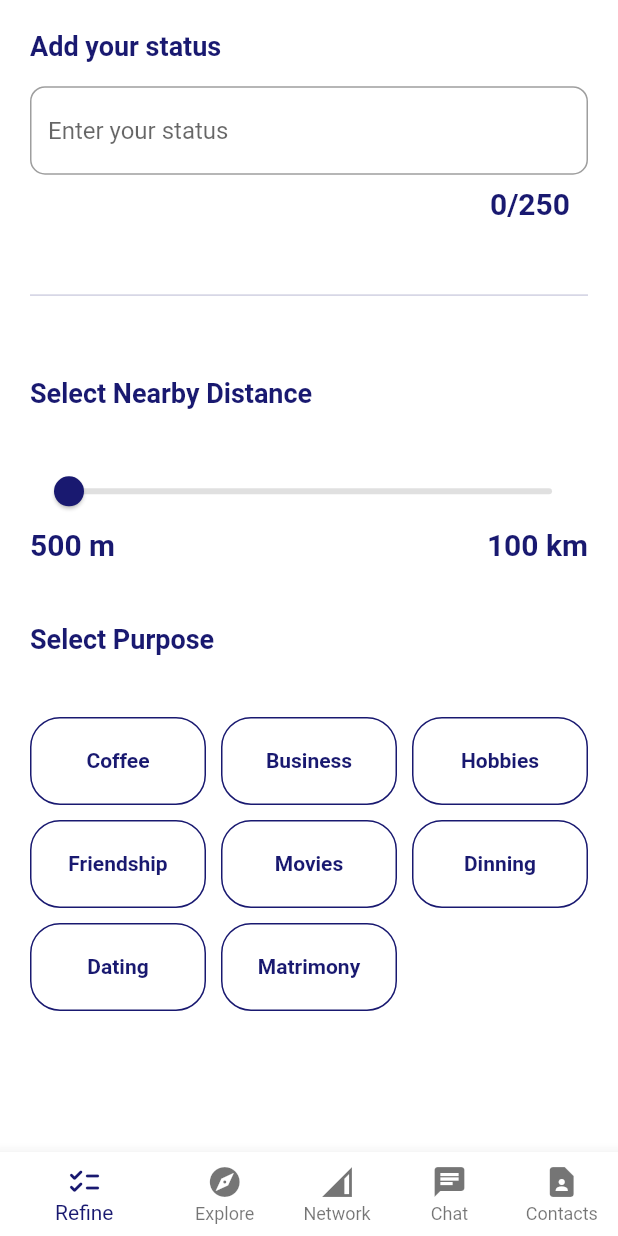
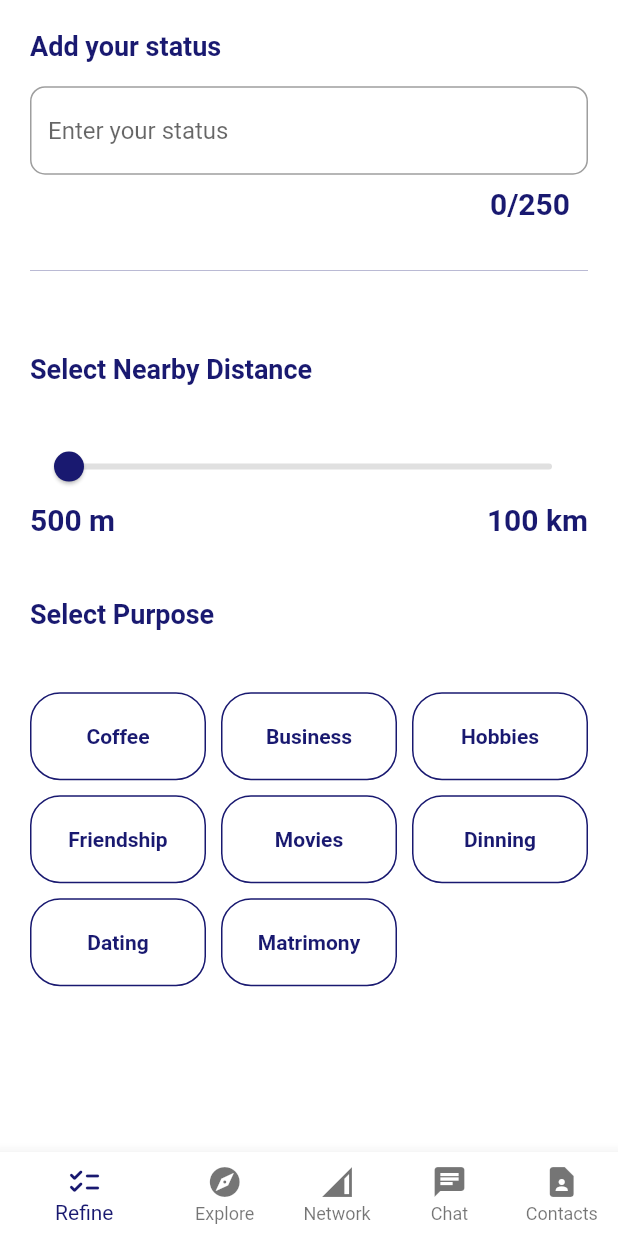
Before and after one commit to AhmedMohammedSoliman/task_ui, a Flutter app: the screen it shows after launch, on a phone screen of 412 x 824 dp. Run offline on Flutter 3.47's test engine with Material 2 defaults, Android fonts, the phone set to English and light mode, and no system bars.

Commit message:
refineScreenView

```diff
--- a/lib/features/refine/presentation/refine_screen.dart
+++ b/lib/features/refine/presentation/refine_screen.dart
@@ -73,7 +73,7 @@ class _RefineScreenState extends State<RefineScreen> {
                   ),
                 ),
               ) ,
-              SizedBox(height: AppMediaQuery.heightDistanse(0.05, context),),
+              SizedBox(height: AppMediaQuery.heightDistanse(0.03, context),),
               Divider(color: AppColors.primaryColor, thickness: 0.2,),
               SizedBox(height: AppMediaQuery.heightDistanse(0.02, context),),
               Row(
--- a/lib/features/refine/presentation/widgets/containerWidget.dart
+++ b/lib/features/refine/presentation/widgets/containerWidget.dart
@@ -33,13 +33,11 @@ class _ContainerWidgetState extends State<ContainerWidget> {
           border: Border.all(color: widget.isSelected ? Colors.transparent :
           AppColors.primaryColor)
         ),
-        child: Expanded(
-          child: Center(
-            child: Text (widget.text ,maxLines: 1, overflow: TextOverflow.ellipsis, style: Theme.of(context).textTheme.bodyLarge!.copyWith(
-              fontSize: 14 ,
-              color: widget.isSelected ? Colors.white : AppColors.primaryColor
-            ),),
-          ),
+        child: Center(
+          child: Text (widget.text ,maxLines: 1, overflow: TextOverflow.ellipsis, style: Theme.of(context).textTheme.bodyLarge!.copyWith(
+            fontSize: 14 ,
+            color: widget.isSelected ? Colors.white : AppColors.primaryColor
+          ),),
         ),
       ),
     );
```
